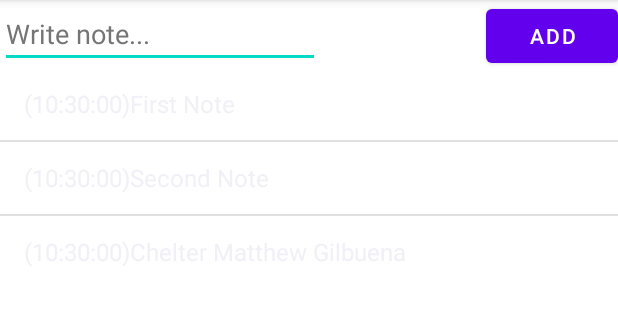
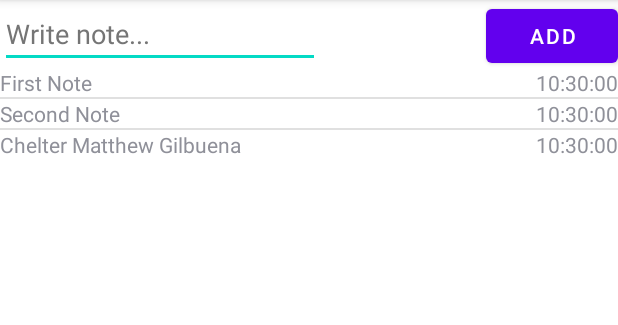
Before and after one commit to cm6322/NotesGilbuena, an Android app: the screen it shows after launch (MainActivity), on a phone screen of 412 x 824 dp, the part 84-409 px from its top. Run offline under Robolectric (Android 15) with nearby library versions, the phone set to English and light mode, and no system bars.

Commit message:
Milestone 3: Use custom adapter

```diff
--- a/app/src/main/java/com/example/notesgilbuena/MainActivity.java
+++ b/app/src/main/java/com/example/notesgilbuena/MainActivity.java
@@ -17,7 +17,7 @@ import java.util.ArrayList;
 
 public class MainActivity extends AppCompatActivity {
     ArrayList<Note> notes;
-    ArrayAdapter<Note> notes_adapter;
+    NotesAdapter notes_adapter;
     @Override
     protected void onCreate(Bundle savedInstanceState) {
         super.onCreate(savedInstanceState);
@@ -67,7 +67,7 @@ public class MainActivity extends AppCompatActivity {
         notes.add(new Note("Second Note"));
 
         notes_adapter =
-                new ArrayAdapter<>(getBaseContext(), android.R.layout.simple_list_item_1, notes);
+                new NotesAdapter(getBaseContext(), R.layout.note_layout, notes);
         lvList.setAdapter(notes_adapter);
 
         notes.add(new Note("Chelter Matthew Gilbuena"));
--- /dev/null
+++ b/app/src/main/java/com/example/notesgilbuena/NotesAdapter.java
@@ -0,0 +1,52 @@
+package com.example.notesgilbuena;
+
+import android.content.Context;
+import android.view.LayoutInflater;
+import android.view.View;
+import android.view.ViewGroup;
+import android.widget.ArrayAdapter;
+import android.widget.LinearLayout;
+import android.widget.TextView;
+
+import androidx.annotation.NonNull;
+import androidx.annotation.Nullable;
+
+import java.text.SimpleDateFormat;
+import java.util.Date;
+import java.util.List;
+
+public class NotesAdapter extends ArrayAdapter<Note> {
+    int resource;
+
+    public NotesAdapter(@NonNull Context context, int resource, @NonNull List<Note> objects) {
+        super(context, resource, objects);
+        this.resource = resource;
+    }
+
+    @NonNull
+    @Override
+    public View getView(int position, @Nullable View convertView, @NonNull ViewGroup parent) {
+        LinearLayout noteView;
+        Note note = getItem(position);
+        String act_note = note.getNote();
+        Date act_created = note.getCreated();
+        SimpleDateFormat sdf = new SimpleDateFormat("HH:mm:ss");
+        String timeString = sdf.format(act_created);
+
+        if (convertView == null) {
+            noteView = new LinearLayout((getContext()));
+            String inflater = Context.LAYOUT_INFLATER_SERVICE;
+            LayoutInflater li = (LayoutInflater)  getContext().getSystemService(inflater);
+            li.inflate(resource, noteView, true);
+        } else {
+            noteView = (LinearLayout) convertView;
+        }
+
+        TextView tvNote = noteView.findViewById(R.id.tvNote);
+        TextView tvTime = noteView.findViewById((R.id.tvTime));
+        tvNote.setText(act_note);
+        tvTime.setText(timeString);
+
+        return noteView;
+    }
+}
--- /dev/null
+++ b/app/src/main/res/layout/note_layout.xml
@@ -0,0 +1,23 @@
+<?xml version="1.0" encoding="utf-8"?>
+<androidx.constraintlayout.widget.ConstraintLayout xmlns:android="http://schemas.android.com/apk/res/android"
+    xmlns:app="http://schemas.android.com/apk/res-auto"
+    xmlns:tools="http://schemas.android.com/tools"
+    android:layout_width="match_parent"
+    android:layout_height="match_parent">
+
+    <TextView
+        android:id="@+id/tvNote"
+        android:layout_width="wrap_content"
+        android:layout_height="wrap_content"
+        android:text="TextView"
+        app:layout_constraintStart_toStartOf="parent"
+        app:layout_constraintTop_toTopOf="parent" />
+
+    <TextView
+        android:id="@+id/tvTime"
+        android:layout_width="wrap_content"
+        android:layout_height="wrap_content"
+        android:text="TextView"
+        app:layout_constraintEnd_toEndOf="parent"
+        app:layout_constraintTop_toTopOf="parent" />
+</androidx.constraintlayout.widget.ConstraintLayout>
```
